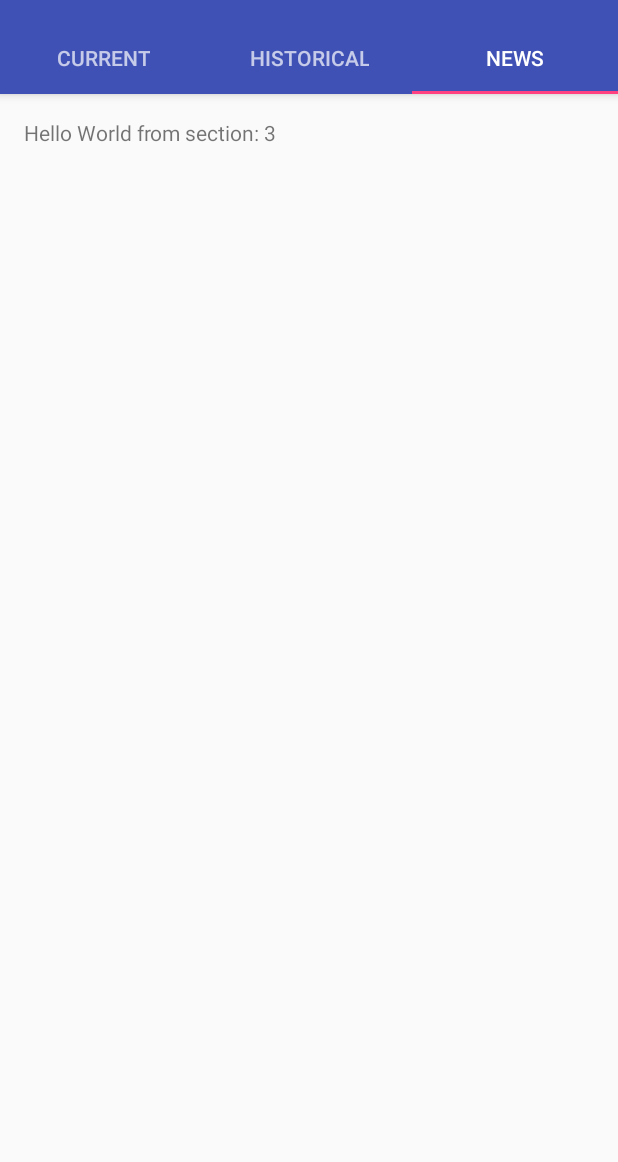
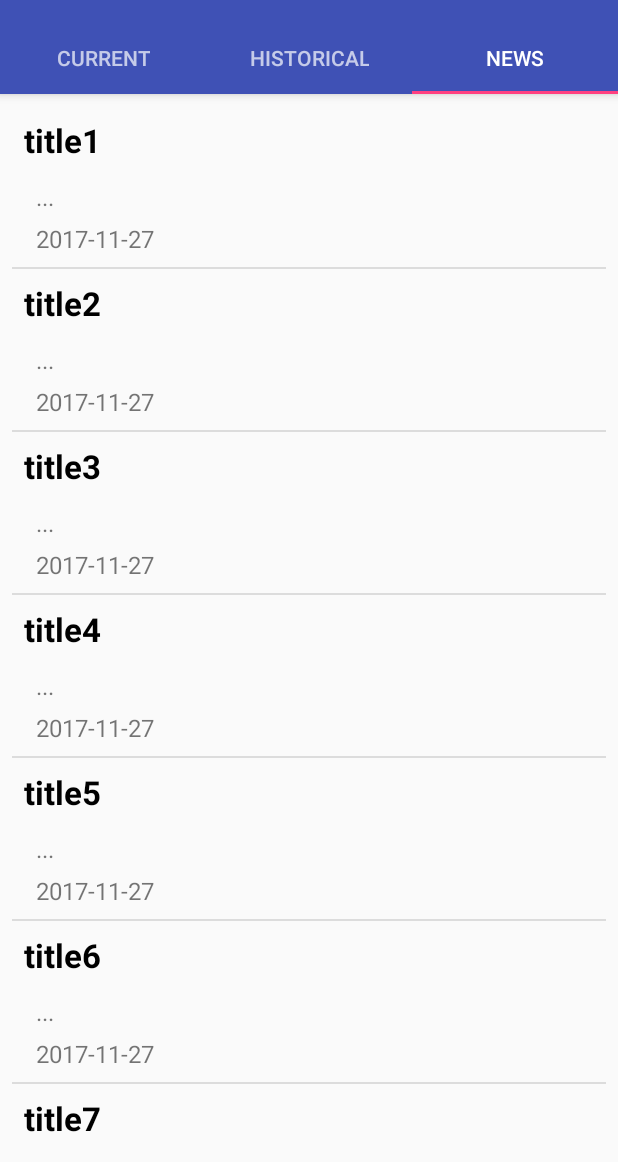
Before and after one commit to louiehuang/StockSearch, an Android app: the StockDetailsActivity screen opened directly, with no data from a screen before it, tab 3 chosen, on a phone screen of 412 x 824 dp, the part 74-1236 px from its top. Run offline under Robolectric (Android 15) with nearby library versions, the phone set to English and light mode, and no system bars; network calls fail.

Commit message:
news tab create list view

```diff
--- a/App/Stock/app/src/main/java/edu/usc/liuyinhu/adapters/SectionsPagerAdapter.java
+++ b/App/Stock/app/src/main/java/edu/usc/liuyinhu/adapters/SectionsPagerAdapter.java
@@ -1,11 +1,12 @@
 package edu.usc.liuyinhu.adapters;
+
 import android.support.v4.app.Fragment;
 import android.support.v4.app.FragmentManager;
 import android.support.v4.app.FragmentPagerAdapter;
-import android.util.Log;
-import edu.usc.liuyinhu.fragments.PlaceholderFragment;
+
 import edu.usc.liuyinhu.fragments.StockCurrentFragment;
 import edu.usc.liuyinhu.fragments.StockHistoricalFragment;
+import edu.usc.liuyinhu.fragments.StockNewsFragment;
 
 /**
  * Created by hlyin on 26/11/2017.
@@ -13,7 +14,6 @@ import edu.usc.liuyinhu.fragments.StockHistoricalFragment;
  * one of the sections/tabs/pages.
  */
 public class SectionsPagerAdapter extends FragmentPagerAdapter {
-
     private String symbol;
 
     public SectionsPagerAdapter(FragmentManager fm) {
@@ -22,16 +22,12 @@ public class SectionsPagerAdapter extends FragmentPagerAdapter {
 
     @Override
     public Fragment getItem(int position) {
-        // getItem is called to instantiate the fragment for the given page.
-        // Return a PlaceholderFragment (defined as a static inner class below).
-
         if(position == 0){ //current
-            Log.i("Adapter", "symbol: " + symbol);
-            return StockCurrentFragment.newInstance(symbol);
+            return StockCurrentFragment.newInstance(symbol); //indicator charts
         }else if(position == 1){ //historical
-            return StockHistoricalFragment.newInstance(symbol);
+            return StockHistoricalFragment.newInstance(symbol); //historical chart
         }else{
-            return PlaceholderFragment.newInstance(position + 1);
+            return StockNewsFragment.newInstance(symbol); //news
         }
     }
 
@@ -39,7 +35,6 @@ public class SectionsPagerAdapter extends FragmentPagerAdapter {
     public int getCount() {
         return 3; // Show 3 total pages.
     }
-
 
     public String getSymbol() {
         return symbol;
--- a/App/Stock/app/src/main/java/edu/usc/liuyinhu/services/AutoCompleteService.java
+++ b/App/Stock/app/src/main/java/edu/usc/liuyinhu/interfaces/AutoCompleteService.java
@@ -1,4 +1,4 @@
-package edu.usc.liuyinhu.services;
+package edu.usc.liuyinhu.interfaces;
 
 import edu.usc.liuyinhu.models.StockName;
 import retrofit2.Call;
--- a/App/Stock/app/src/main/java/edu/usc/liuyinhu/services/MyService.java
+++ b/App/Stock/app/src/main/java/edu/usc/liuyinhu/services/MyService.java
@@ -7,6 +7,7 @@ import android.util.Log;
 
 import java.io.IOException;
 
+import edu.usc.liuyinhu.interfaces.AutoCompleteService;
 import edu.usc.liuyinhu.models.StockName;
 import retrofit2.Call;
 
--- a/App/Stock/app/src/main/res/layout/activity_stock_details.xml
+++ b/App/Stock/app/src/main/res/layout/activity_stock_details.xml
@@ -55,6 +55,7 @@
 
     <android.support.v4.view.ViewPager
         android:id="@+id/container"
+        android:layout_marginBottom="?attr/actionBarSize"
         android:layout_width="match_parent"
         android:layout_height="match_parent"
         app:layout_behavior="@string/appbar_scrolling_view_behavior" />
--- /dev/null
+++ b/App/Stock/app/src/main/res/layout/fragment_stock_details_news.xml
@@ -0,0 +1,19 @@
+<LinearLayout xmlns:android="http://schemas.android.com/apk/res/android"
+    xmlns:app="http://schemas.android.com/apk/res-auto"
+    xmlns:tools="http://schemas.android.com/tools"
+    android:layout_width="fill_parent"
+    android:layout_height="wrap_content"
+    android:orientation="vertical"
+    tools:context="edu.usc.liuyinhu.fragments.StockNewsFragment">
+
+
+    <ListView
+        android:id="@+id/lv_news"
+        android:layout_width="match_parent"
+        android:layout_height="match_parent"
+        android:layout_marginEnd="8dp"
+        android:layout_marginStart="8dp"
+        android:layout_marginTop="8dp" />
+
+
+</LinearLayout>
--- /dev/null
+++ b/App/Stock/app/src/main/res/layout/news_list_item.xml
@@ -0,0 +1,51 @@
+<android.support.constraint.ConstraintLayout
+    xmlns:android="http://schemas.android.com/apk/res/android"
+    xmlns:app="http://schemas.android.com/apk/res-auto"
+    xmlns:tools="http://schemas.android.com/tools"
+    android:layout_width="match_parent"
+    android:layout_height="wrap_content">
+
+    <TextView
+        android:id="@+id/tv_news_title"
+        android:layout_width="0dp"
+        android:layout_height="wrap_content"
+        android:layout_marginEnd="8dp"
+        android:layout_marginStart="8dp"
+        android:layout_marginTop="8dp"
+        android:text="Title"
+        android:textColor="#000000"
+        android:textSize="22sp"
+        android:textStyle="bold"
+        app:layout_constraintEnd_toEndOf="parent"
+        app:layout_constraintStart_toStartOf="parent"
+        app:layout_constraintTop_toTopOf="parent" />
+
+    <TextView
+        android:id="@+id/tv_news_author"
+        android:layout_width="0dp"
+        android:layout_height="wrap_content"
+        android:layout_marginEnd="8dp"
+        android:layout_marginStart="16dp"
+        android:layout_marginTop="12dp"
+        android:text="Author: "
+        android:textSize="16sp"
+        app:layout_constraintEnd_toEndOf="parent"
+        app:layout_constraintStart_toStartOf="parent"
+        app:layout_constraintTop_toBottomOf="@+id/tv_news_title" />
+
+    <TextView
+        android:id="@+id/tv_news_date"
+        android:layout_width="0dp"
+        android:layout_height="wrap_content"
+        android:layout_marginEnd="8dp"
+        android:layout_marginStart="16dp"
+        android:layout_marginTop="6dp"
+        android:paddingBottom="8dp"
+        android:text="Date: "
+        android:textSize="16sp"
+        app:layout_constraintEnd_toEndOf="parent"
+        app:layout_constraintStart_toStartOf="parent"
+        app:layout_constraintTop_toBottomOf="@+id/tv_news_author" />
+
+
+</android.support.constraint.ConstraintLayout>
```
Also changed, not shown: App/Stock/app/src/main/java/edu/usc/liuyinhu/adapters/NewsAdapter.java (added, +78 -0 lines), App/Stock/app/src/main/java/edu/usc/liuyinhu/fragments/StockNewsFragment.java (+61 -1 lines), App/Stock/app/src/main/java/edu/usc/liuyinhu/models/StockNews.java (added, +64 -0 lines), App/Stock/app/src/main/java/edu/usc/liuyinhu/stocksearch/MainActivity.java (+50 -3 lines), App/Stock/app/src/main/java/edu/usc/liuyinhu/util/DateConverter.java (added, +52 -0 lines).
